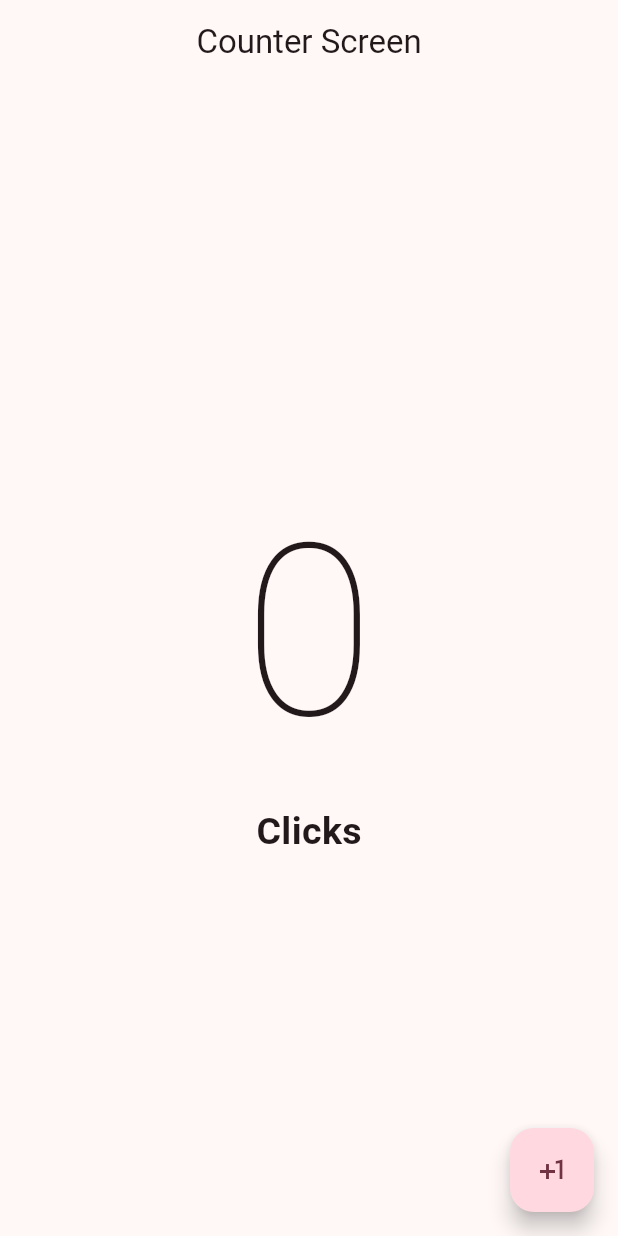
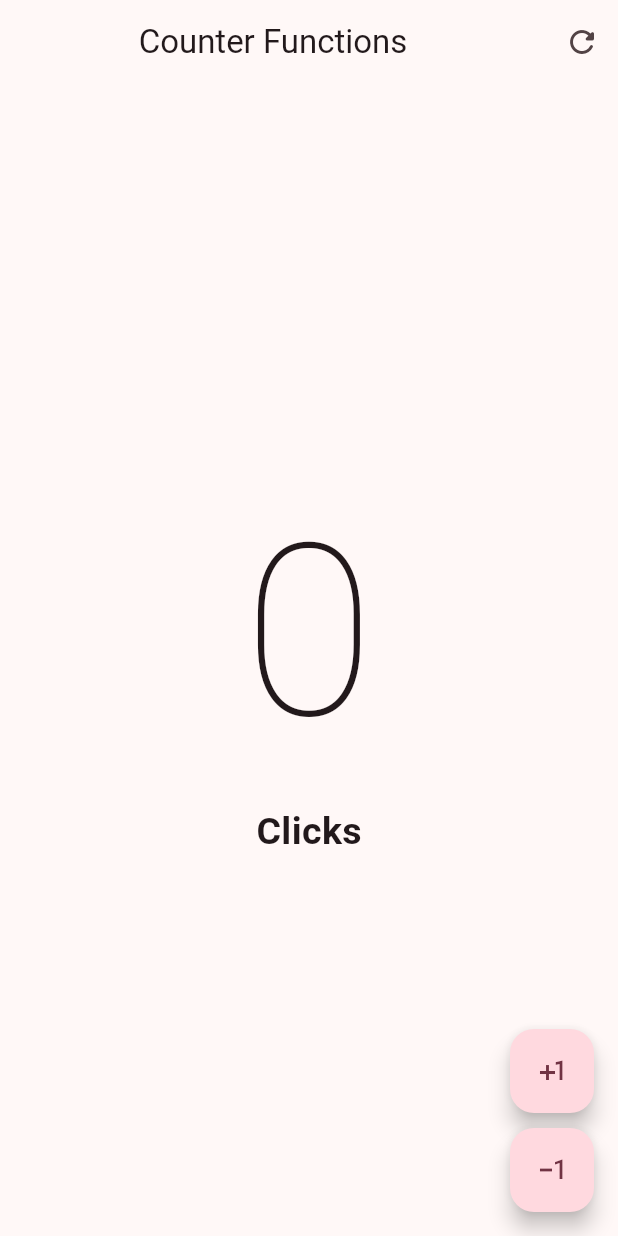
Before and after one commit to criticalRobin/flutter_first_app, a Flutter app: the screen it shows after launch, on a phone screen of 412 x 824 dp. Run offline on Flutter 3.47's test engine with Material 3 defaults, Android fonts, the phone set to English and light mode, and no system bars.

Commit message:
Created new file called counter_functions_screen to manage all the functions in our screen

```diff
--- a/lib/main.dart
+++ b/lib/main.dart
@@ -1,5 +1,6 @@
 import 'package:flutter/material.dart';
-import 'package:hello_world_app/presentation/screens/counter/counter_screen.dart';
+import 'package:hello_world_app/presentation/screens/counter/counter_functions_screen.dart';
+// import 'package:hello_world_app/presentation/screens/counter/counter_screen.dart';
 
 void main() {
   runApp(const MyApp());
@@ -13,6 +14,6 @@ class MyApp extends StatelessWidget {
     return MaterialApp(
         debugShowCheckedModeBanner: false,
         theme: ThemeData(colorSchemeSeed: Colors.pinkAccent),
-        home: const CounterScreen());
+        home: const CounterFuntionsScreen());
   }
 }
--- /dev/null
+++ b/lib/presentation/screens/counter/counter_functions_screen.dart
@@ -0,0 +1,75 @@
+import "package:flutter/material.dart";
+
+class CounterFuntionsScreen extends StatefulWidget {
+  const CounterFuntionsScreen({super.key});
+
+  @override
+  State<CounterFuntionsScreen> createState() => _CounterFuntionsScreenState();
+}
+
+class _CounterFuntionsScreenState extends State<CounterFuntionsScreen> {
+  int clickCounter = 0;
+
+  String textController() {
+    return (clickCounter == 1) ? "Click" : "Clicks";
+  }
+
+  @override
+  Widget build(BuildContext context) {
+    return Scaffold(
+      appBar: AppBar(
+        title: const Center(child: Text("Counter Functions")),
+        actions: [
+          IconButton(
+            icon: const Icon(Icons.refresh_rounded),
+            onPressed: () {
+              setState(() {
+                clickCounter = 0;
+              });
+            },
+          )
+        ],
+      ),
+      body: Center(
+        child: Column(
+          mainAxisAlignment: MainAxisAlignment.center,
+          children: [
+            Text(
+              "$clickCounter",
+              style:
+                  const TextStyle(fontSize: 160, fontWeight: FontWeight.w100),
+            ),
+            Text(
+              textController(),
+              style: const TextStyle(fontSize: 25, fontWeight: FontWeight.bold),
+            )
+          ],
+        ),
+      ),
+      floatingActionButton: Column(
+        mainAxisAlignment: MainAxisAlignment.end,
+        children: [
+          FloatingActionButton(
+            onPressed: () {
+              setState(() {
+                clickCounter++;
+              });
+            },
+            child: const Icon(Icons.plus_one),
+          ),
+          const SizedBox(
+            height: 10,
+          ),
+          FloatingActionButton(
+            onPressed: () {
+              setState(() {
+                clickCounter--;
+              });
+            },
+            child: const Icon(Icons.exposure_minus_1),
+          )
+        ],
+      ),
+    );
+  }
+}
```
